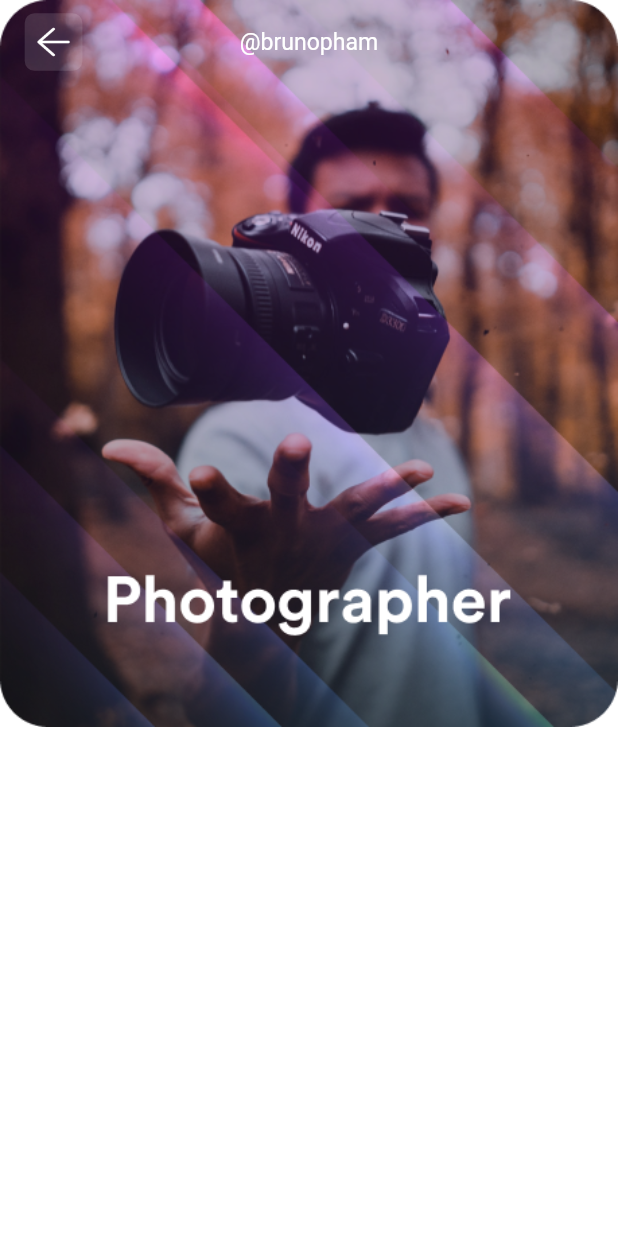
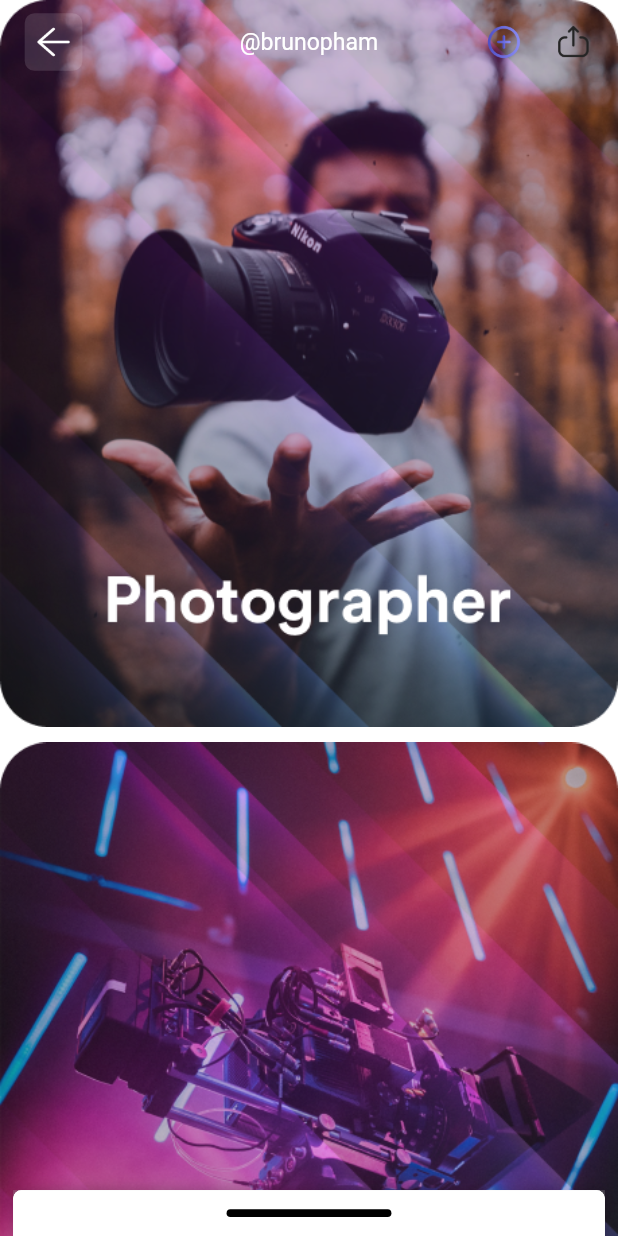
Before and after one commit to RunningHappy/flutter_ui_demo, a Flutter app: the HeroNextPage screen opened directly, on a phone screen of 412 x 824 dp. Run offline on Flutter 3.47's test engine with Material 2 defaults, Android fonts, the phone set to English and light mode, and no system bars; drawn by our look-alikes of sliding_up_panel; our stand-ins replace fluro, flutter_easyloading, flutter_screenutil, flutter_zoom_drawer, shared_preferences; accounts and stored records are empty; Roboto replaces fonts that are missing (pingfang).

Commit message:
'修改'

```diff
--- a/lib/home_page/setting/hero_next_page.dart
+++ b/lib/home_page/setting/hero_next_page.dart
@@ -1,7 +1,10 @@
+import 'package:flutter/cupertino.dart';
 import 'package:flutter/material.dart';
 import 'package:flutter_screenutil/flutter_screenutil.dart';
+import 'package:new_project/common_widget/common_img_btn.dart';
 import 'package:new_project/common_widget/common_trans_appbar.dart';
 import 'package:new_project/utils/navigator_util.dart';
+import 'package:sliding_up_panel/sliding_up_panel.dart';
 
 class HeroNextPage extends StatefulWidget {
   const HeroNextPage({Key? key}) : super(key: key);
@@ -14,6 +17,8 @@ class _HeroNextPageState extends State<HeroNextPage> {
 
   var opactity = 0.0;
 
+  PanelController _pc = new PanelController();
+
   @override
   Widget build(BuildContext context) {
     return Scaffold(
@@ -21,8 +26,30 @@ class _HeroNextPageState extends State<HeroNextPage> {
       backgroundColor: Colors.white,
       appBar: CommonTansAppBar(opactity, (){
         NavigatorUtil.closeWin(context);
-      },title: '@brunopham',fontSize: 14.sp,showBack: true,actions: []),
-      body: Column(
+      },title: '@brunopham',fontSize: 14.sp,showBack: true,actions: [
+        CommonImgBtn(imgStr: 'images/home/home_item_add.png',width: 24.h,callBack: (){
+          _pc.open();
+        },),
+        SizedBox(width: 20.w,),
+        CommonImgBtn(imgStr: 'images/home/home_detail_share.png',width: 24.h,callBack: (){
+          _pc.close();
+        },),
+        SizedBox(width: 16.w,),
+      ]),
+      body: SlidingUpPanel(
+        controller: _pc,
+        renderPanelSheet: true,
+        panel: _floatingPanel(),
+        collapsed: _floatingCollapsed(),
+        minHeight: 30.h,
+        maxHeight: MediaQuery.of(context).size.height / 2,
+        margin: EdgeInsets.only(left: 8.w,right: 8.w),
+        borderRadius: BorderRadius.only(
+          topLeft: Radius.circular(5.w),
+          topRight: Radius.circular(5.w)
+        ),
+        body: ListView(
+          padding: EdgeInsets.only(bottom: 35.h),
           children: [
             Hero(
               tag: 'heroTag',
@@ -30,9 +57,109 @@ class _HeroNextPageState extends State<HeroNextPage> {
                 'images/askpage/ask_content_1.png',
                 width: double.infinity,
               )
+            ),
+            SizedBox(height: 10.h,),
+            Hero(
+              tag: 'heroTag1',
+              child: Image.asset(
+                'images/askpage/ask_content_2.png',
+                width: double.infinity,
+              )
+            )
+          ],
+        ),
+      ),
+    );
+  }
+}
+
+Widget _floatingCollapsed(){
+  return Container(
+    decoration: BoxDecoration(
+      color: Colors.white,
+      borderRadius: BorderRadius.only(topLeft: Radius.circular(5.w), topRight: Radius.circular(5.w)),
+    ),
+    child: Center(
+      child: Container(
+        width: 100.w,
+        height: 5.h,
+        decoration: BoxDecoration(
+          borderRadius: BorderRadius.circular(30.h),
+          color: Colors.black
+        ),
+      ),
+    ),
+  );
+}
+
+Widget _floatingPanel(){
+  return Container(
+    decoration: BoxDecoration(
+      color: Colors.white,
+      borderRadius: BorderRadius.only(
+        topLeft: Radius.circular(5.w),
+        topRight: Radius.circular(5.w)
+      ),
+      boxShadow: [
+        BoxShadow(
+          blurRadius: 10.w,
+          color: Colors.grey,
+        ),
+      ]
+    ),
+    child: Column(
+      children: [
+        SizedBox(height: 10.h,),
+        Row(
+          mainAxisAlignment: MainAxisAlignment.center,
+          children: [
+            Text(
+              '内容',
+              style: TextStyle(
+                fontSize: 20.sp,
+                color: Colors.black,
+                fontWeight: FontWeight.bold
+              ),
+            )
+          ],
+        ),
+        SizedBox(height: 10.h,),
+        Expanded(
+          child: ListView.builder(
+            itemCount: 10,
+            padding: EdgeInsets.all(0),
+            itemBuilder: (context,index){
+              return ListTile(
+                leading: Icon(
+                  Icons.map,
+                  size: 15.sp,
+                  color: Colors.black,
+                ),
+                title: Text(
+                  'Title',
+                  style: TextStyle(
+                    fontSize: 18.sp,
+                    color: Colors.black,
+                    fontWeight: FontWeight.w700
+                  ),
+                ),
+                subtitle: Text(
+                  'SubTitle',
+                  style: TextStyle(
+                    fontSize: 14.sp,
+                    color: Colors.grey
+                  ),
+                ),
+                trailing: Icon(
+                  Icons.arrow_forward_outlined,
+                  size: 15.sp,
+                  color: Colors.black,
+                ),
+              );
+            }
+          )
         )
       ],
     ),
   );
 }
-}
--- a/lib/splash_page/splash_page.dart
+++ b/lib/splash_page/splash_page.dart
@@ -73,8 +73,8 @@ class _SplashPageState extends State<SplashPage> {
               width: 162.w,
               height: 52.h,
               decoration: BoxDecoration(
-                  borderRadius: BorderRadius.circular(30.h),
-                  color: const Color.fromRGBO(208, 208, 208, 0.3)
+                borderRadius: BorderRadius.circular(30.h),
+                color: const Color.fromRGBO(208, 208, 208, 0.3)
               ),
               child: Row(
                 mainAxisAlignment: MainAxisAlignment.center,
--- a/pubspec.yaml
+++ b/pubspec.yaml
@@ -48,6 +48,8 @@ dependencies:
   flutter_staggered_grid_view: ^0.6.1
   #侧边栏
   flutter_zoom_drawer: ^2.3.1
+  #底部悬停
+  sliding_up_panel: ^2.0.0+1
 
 dev_dependencies:
   flutter_test:
```
Also changed, not shown: lib/home_page/setting/setting_child_page.dart (+46 -0 lines), pubspec.lock. Lines whose indentation alone changed are shown as unchanged.
